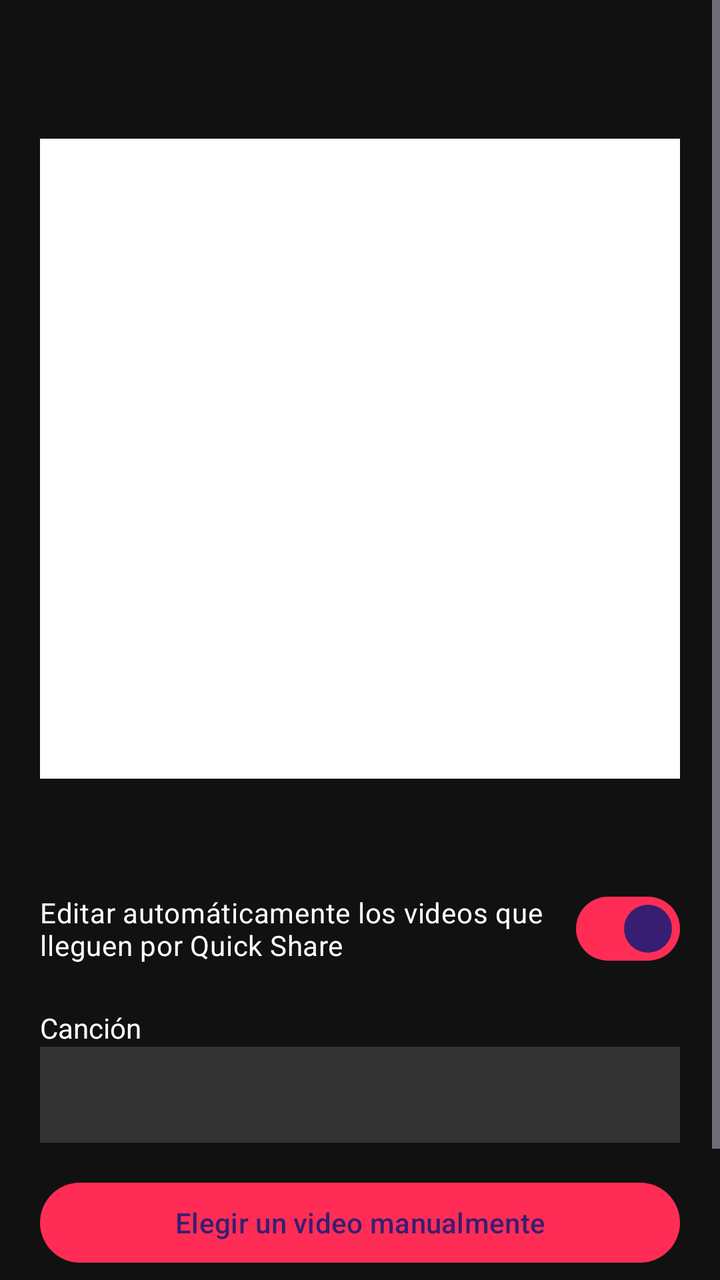
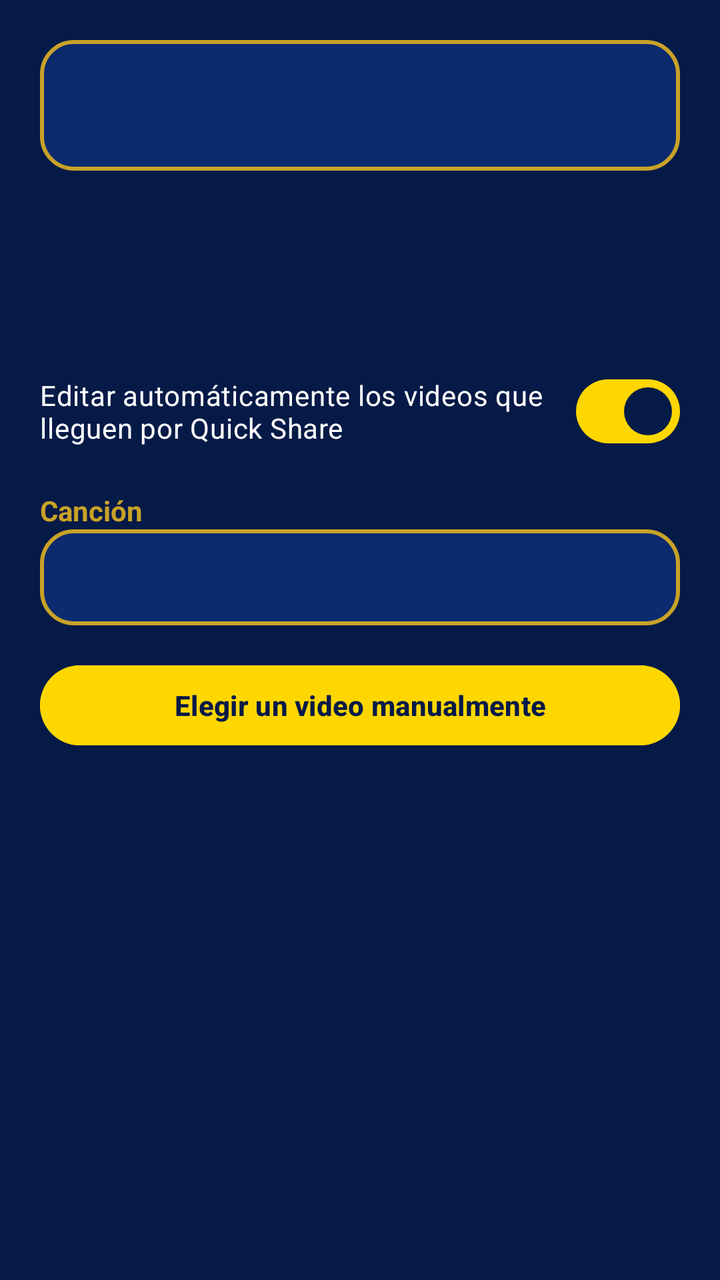

Before-and-after screenshots of an Android layout around one commit, followed by the original layout XML and the change that was made.
<!-- AndroidManifest.xml: application theme Theme.Kiosko -->
<!-- res/layout/activity_main.xml -->
<?xml version="1.0" encoding="utf-8"?>
<ScrollView xmlns:android="http://schemas.android.com/apk/res/android"
    android:layout_width="match_parent"
    android:layout_height="match_parent"
    android:background="#111111"
    android:fillViewport="true">

    <LinearLayout
        android:layout_width="match_parent"
        android:layout_height="wrap_content"
        android:gravity="center_horizontal"
        android:orientation="vertical"
        android:padding="20dp">

        <TextView
            android:id="@+id/status"
            android:layout_width="match_parent"
            android:layout_height="wrap_content"
            android:gravity="center"
            android:textColor="#FFFFFF"
            android:textSize="22sp"
            android:textStyle="bold" />

        <ProgressBar
            android:id="@+id/progress"
            style="?android:attr/progressBarStyleHorizontal"
            android:layout_width="match_parent"
            android:layout_height="wrap_content"
            android:layout_marginTop="12dp"
            android:max="100"
            android:visibility="gone" />

        <ImageView
            android:id="@+id/qr"
            android:layout_width="320dp"
            android:layout_height="320dp"
            android:layout_marginTop="20dp"
            android:background="#FFFFFF"
            android:contentDescription="@string/qr_description"
            android:padding="8dp"
            android:scaleType="fitCenter" />

        <TextView
            android:id="@+id/url"
            android:layout_width="wrap_content"
            android:layout_height="wrap_content"
            android:layout_marginTop="8dp"
            android:textColor="#BBBBBB"
            android:textIsSelectable="true"
            android:textSize="14sp" />

        <com.google.android.material.materialswitch.MaterialSwitch
            android:id="@+id/autoSwitch"
            android:layout_width="match_parent"
            android:layout_height="wrap_content"
            android:layout_marginTop="24dp"
            android:checked="true"
            android:text="@string/auto_process"
            android:textColor="#FFFFFF" />

        <TextView
            android:layout_width="match_parent"
            android:layout_height="wrap_content"
            android:layout_marginTop="16dp"
            android:text="@string/music_label"
            android:textColor="#FFFFFF" />

        <Spinner
            android:id="@+id/musicSpinner"
            android:layout_width="match_parent"
            android:layout_height="wrap_content"
            android:background="#333333"
            android:minHeight="48dp" />

        <TextView
            android:id="@+id/musicWarning"
            android:layout_width="match_parent"
            android:layout_height="wrap_content"
            android:text="@string/music_missing"
            android:textColor="#FFB300"
            android:visibility="gone" />

        <Button
            android:id="@+id/pickButton"
            android:layout_width="match_parent"
            android:layout_height="wrap_content"
            android:layout_marginTop="16dp"
            android:text="@string/pick_video" />

        <TextView
            android:id="@+id/networkInfo"
            android:layout_width="match_parent"
            android:layout_height="wrap_content"
            android:layout_marginTop="16dp"
            android:textColor="#BBBBBB"
            android:textSize="13sp" />

        <TextView
            android:id="@+id/folderInfo"
            android:layout_width="match_parent"
            android:layout_height="wrap_content"
            android:layout_marginTop="8dp"
            android:textColor="#777777"
            android:textSize="12sp" />
    </LinearLayout>
</ScrollView>
<!-- resources referenced by this layout -->
<resources>
  <string name="auto_process">Editar automáticamente los videos que lleguen por Quick Share</string>
  <string name="music_label">Canción</string>
  <string name="music_missing">No hay canciones. Copia archivos .mp3 en app/src/main/assets/music o en la carpeta de personalización (ver abajo).</string>
  <string name="pick_video">Elegir un video manualmente</string>
  <string name="qr_description">Código QR para descargar el video</string>
  <style name="Theme.Kiosko" parent="Theme.Material3.Dark.NoActionBar">
          <item name="colorPrimary">#FF2D55</item>
          <item name="android:windowBackground">#111111</item>
      </style>
</resources>

<!-- the commit's change to res/layout/activity_main.xml (unified diff, before → after) -->
@@ -2,7 +2,7 @@
 <ScrollView xmlns:android="http://schemas.android.com/apk/res/android"
     android:layout_width="match_parent"
     android:layout_height="match_parent"
-    android:background="#111111"
+    android:background="@color/azul_oscuro"
     android:fillViewport="true">
 
     <LinearLayout
@@ -12,12 +12,41 @@
         android:orientation="vertical"
         android:padding="20dp">
 
+        
+        <LinearLayout
+            android:layout_width="match_parent"
+            android:layout_height="wrap_content"
+            android:background="@drawable/bg_card"
+            android:gravity="center_vertical"
+            android:orientation="horizontal"
+            android:padding="14dp">
+
+            <TextView
+                android:id="@+id/hashtag"
+                android:layout_width="0dp"
+                android:layout_height="wrap_content"
+                android:layout_weight="1"
+                android:textColor="@color/amarillo_oro"
+                android:textSize="28sp"
+                android:textStyle="bold" />
+
+            <TextView
+                android:id="@+id/counter"
+                android:layout_width="wrap_content"
+                android:layout_height="wrap_content"
+                android:gravity="end"
+                android:textColor="@color/dorado"
+                android:textSize="18sp"
+                android:textStyle="bold" />
+        </LinearLayout>
+
         <TextView
             android:id="@+id/status"
             android:layout_width="match_parent"
             android:layout_height="wrap_content"
+            android:layout_marginTop="16dp"
             android:gravity="center"
-            android:textColor="#FFFFFF"
+            android:textColor="@color/blanco"
             android:textSize="22sp"
             android:textStyle="bold" />
 
@@ -28,24 +57,82 @@
             android:layout_height="wrap_content"
             android:layout_marginTop="12dp"
             android:max="100"
+            android:progressTint="@color/amarillo_oro"
             android:visibility="gone" />
 
-        <ImageView
-            android:id="@+id/qr"
-            android:layout_width="320dp"
-            android:layout_height="320dp"
+        
+        <LinearLayout
+            android:id="@+id/resultRow"
+            android:layout_width="match_parent"
+            android:layout_height="wrap_content"
             android:layout_marginTop="20dp"
-            android:background="#FFFFFF"
-            android:contentDescription="@string/qr_description"
-            android:padding="8dp"
-            android:scaleType="fitCenter" />
+            android:baselineAligned="false"
+            android:gravity="center"
+            android:orientation="horizontal"
+            android:visibility="gone">
+
+            <LinearLayout
+                android:layout_width="0dp"
+                android:layout_height="wrap_content"
+                android:layout_marginEnd="12dp"
+                android:layout_weight="1"
+                android:background="@drawable/bg_card"
+                android:gravity="center_horizontal"
+                android:orientation="vertical"
+                android:padding="8dp">
+
+                <ImageView
+                    android:id="@+id/preview"
+                    android:layout_width="match_parent"
+                    android:layout_height="280dp"
+                    android:adjustViewBounds="true"
+                    android:contentDescription="@string/preview_description"
+                    android:scaleType="fitCenter" />
+
+                <TextView
+                    android:id="@+id/previewLabel"
+                    android:layout_width="wrap_content"
+                    android:layout_height="wrap_content"
+                    android:layout_marginTop="6dp"
+                    android:textColor="@color/amarillo_oro"
+                    android:textSize="16sp"
+                    android:textStyle="bold" />
+            </LinearLayout>
+
+            <LinearLayout
+                android:layout_width="0dp"
+                android:layout_height="wrap_content"
+                android:layout_weight="1"
+                android:gravity="center_horizontal"
+                android:orientation="vertical">
+
+                <ImageView
+                    android:id="@+id/qr"
+                    android:layout_width="match_parent"
+                    android:layout_height="wrap_content"
+                    android:adjustViewBounds="true"
+                    android:background="@drawable/bg_qr"
+                    android:contentDescription="@string/qr_description"
+                    android:padding="10dp"
+                    android:scaleType="fitCenter" />
+
+                <TextView
+                    android:layout_width="wrap_content"
+                    android:layout_height="wrap_content"
+                    android:layout_marginTop="6dp"
+                    android:text="@string/scan_me"
+                    android:textColor="@color/dorado"
+                    android:textSize="16sp"
+                    android:textStyle="bold" />
+            </LinearLayout>
+        </LinearLayout>
 
         <TextView
             android:id="@+id/url"
             android:layout_width="wrap_content"
             android:layout_height="wrap_content"
             android:layout_marginTop="8dp"
-            android:textColor="#BBBBBB"
+            android:textColor="@color/texto_suave"
             android:textIsSelectable="true"
             android:textSize="14sp" />
 
@@ -56,28 +143,30 @@
             android:layout_marginTop="24dp"
             android:checked="true"
             android:text="@string/auto_process"
-            android:textColor="#FFFFFF" />
+            android:textColor="@color/blanco" />
 
         <TextView
             android:layout_width="match_parent"
             android:layout_height="wrap_content"
             android:layout_marginTop="16dp"
             android:text="@string/music_label"
-            android:textColor="#FFFFFF" />
+            android:textColor="@color/dorado"
+            android:textStyle="bold" />
 
         <Spinner
             android:id="@+id/musicSpinner"
             android:layout_width="match_parent"
             android:layout_height="wrap_content"
-            android:background="#333333"
-            android:minHeight="48dp" />
+            android:background="@drawable/bg_card"
+            android:minHeight="48dp"
+            android:popupBackground="@color/azul" />
 
         <TextView
             android:id="@+id/musicWarning"
             android:layout_width="match_parent"
             android:layout_height="wrap_content"
             android:text="@string/music_missing"
-            android:textColor="#FFB300"
+            android:textColor="@color/amarillo_oro"
             android:visibility="gone" />
 
         <Button
@@ -85,14 +174,17 @@
             android:layout_width="match_parent"
             android:layout_height="wrap_content"
             android:layout_marginTop="16dp"
-            android:text="@string/pick_video" />
+            android:backgroundTint="@color/amarillo_oro"
+            android:text="@string/pick_video"
+            android:textColor="@color/azul_oscuro"
+            android:textStyle="bold" />
 
         <TextView
             android:id="@+id/networkInfo"
             android:layout_width="match_parent"
             android:layout_height="wrap_content"
             android:layout_marginTop="16dp"
-            android:textColor="#BBBBBB"
+            android:textColor="@color/texto_suave"
             android:textSize="13sp" />
 
         <TextView
@@ -100,7 +192,7 @@
             android:layout_width="match_parent"
             android:layout_height="wrap_content"
             android:layout_marginTop="8dp"
-            android:textColor="#777777"
+            android:textColor="@color/texto_suave"
             android:textSize="12sp" />
     </LinearLayout>
 </ScrollView>
<!-- resource entries referenced after the edit -->
@@ -1,13 +1,39 @@
 <!-- resources referenced by this layout -->
 <resources>
+  <color name="amarillo_oro">#FFD700</color>
+  <color name="azul">#0B2A6F</color>
+  <color name="azul_oscuro">#061A47</color>
+  <color name="blanco">#FFFFFF</color>
+  <color name="dorado">#C9A227</color>
+  <color name="texto_suave">#C8D3F0</color>
+  <!-- drawable bg_card (drawable) -->
+  <?xml version="1.0" encoding="utf-8"?>
+  <shape xmlns:android="http://schemas.android.com/apk/res/android">
+      <solid android:color="@color/azul" />
+      <stroke android:width="2dp" android:color="@color/dorado" />
+      <corners android:radius="16dp" />
+  </shape>
+  <!-- drawable bg_qr (drawable) -->
+  <?xml version="1.0" encoding="utf-8"?>
+  <shape xmlns:android="http://schemas.android.com/apk/res/android">
+      <solid android:color="@color/blanco" />
+      <stroke android:width="4dp" android:color="@color/amarillo_oro" />
+      <corners android:radius="12dp" />
+  </shape>
   <string name="auto_process">Editar automáticamente los videos que lleguen por Quick Share</string>
   <string name="music_label">Canción</string>
-  <string name="music_missing">No hay canciones. Copia archivos .mp3 en app/src/main/assets/music o en la carpeta de personalización (ver abajo).</string>
+  <string name="music_missing">No se encontraron canciones. Copia los .mp3 en Almacenamiento interno &gt; Download &gt; INSUMOS y da permiso de \"Música y audio\" a la app.</string>
   <string name="pick_video">Elegir un video manualmente</string>
+  <string name="preview_description">Vista previa del video a compartir</string>
   <string name="qr_description">Código QR para descargar el video</string>
+  <string name="scan_me">Escanéame 📲</string>
   <style name="Theme.Kiosko" parent="Theme.Material3.Dark.NoActionBar">
-          <item name="colorPrimary">#FF2D55</item>
-          <item name="android:windowBackground">#111111</item>
+          <item name="colorPrimary">@color/amarillo_oro</item>
+          <item name="colorOnPrimary">@color/azul_oscuro</item>
+          <item name="colorSecondary">@color/dorado</item>
+          <item name="android:windowBackground">@color/azul_oscuro</item>
+          <item name="android:statusBarColor">@color/azul_oscuro</item>
+          <item name="android:navigationBarColor">@color/azul_oscuro</item>
       </style>
 </resources>
 
